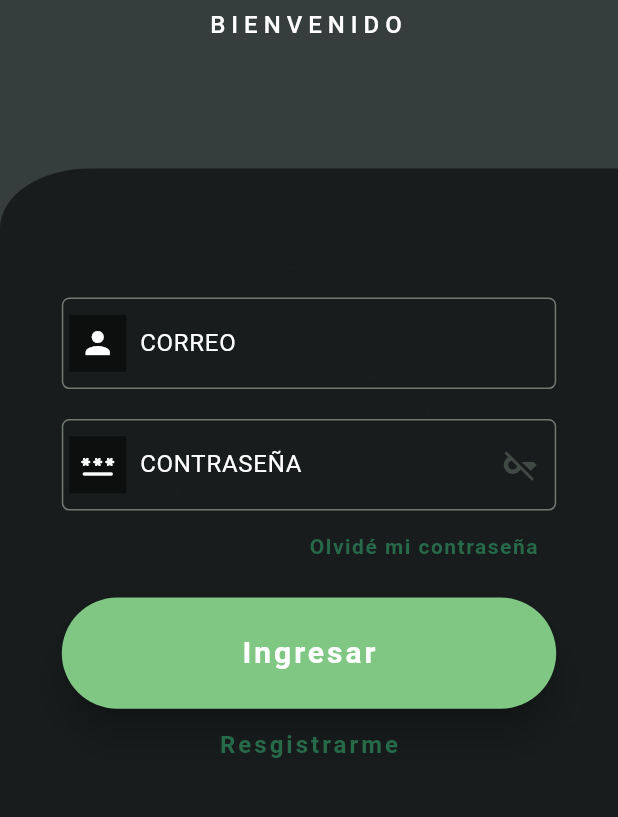
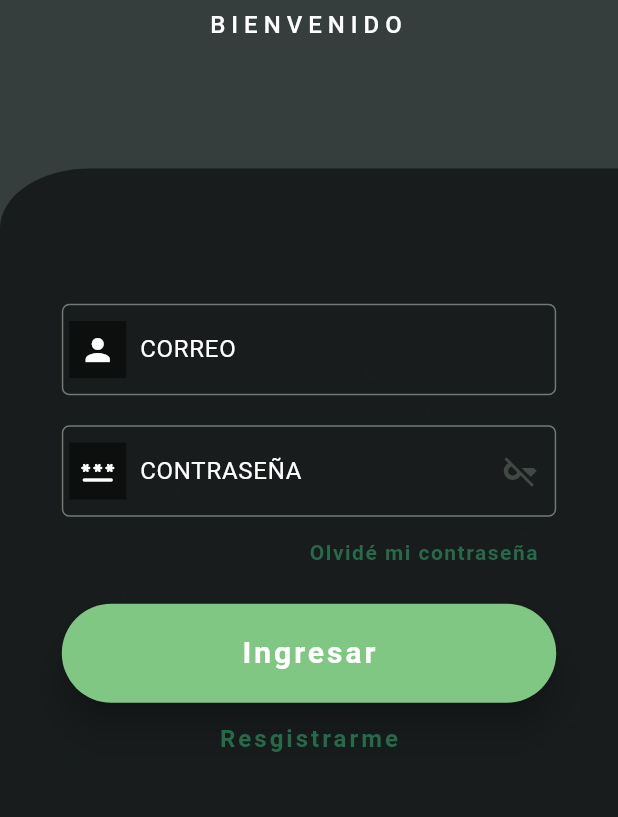
Before and after one commit to IngAndresRincon/HermeticidadAPP, a Flutter app: the screen it shows after launch, on a phone screen of 412 x 824 dp, the part 326-1143 px from its top. Run offline on Flutter 3.47's test engine with Material 2 defaults, Android fonts, the light colour scheme and no system bars; our stand-ins replace fluttertoast.

Commit message:
Add Edge
Add Edge

```diff
--- a/lib/Page/homePage.dart
+++ b/lib/Page/homePage.dart
@@ -100,8 +100,8 @@ class _HomePageState extends State<HomePage> {
                             child: Align(
                               alignment: Alignment.topCenter,
                               child: Container(
-                                margin:
-                                    const EdgeInsets.symmetric(vertical: 20),
+                                margin: const EdgeInsets.symmetric(
+                                    vertical: 20, horizontal: 5),
                                 child: const CircleAvatar(
                                   backgroundColor: Colors.white,
                                   radius: 60,
--- a/lib/Page/loginPage.dart
+++ b/lib/Page/loginPage.dart
@@ -179,7 +179,7 @@ class _LoginPageState extends State<LoginPage> {
                           funtionButtonLogin(context, mapDataUser);
                         },
                         width: .8,
-                        height: .09,
+                        height: .08,
                         texto: "Ingresar",
                         colorTexto: Colors.white,
                         colorButton: Colors.green.shade300),
```
